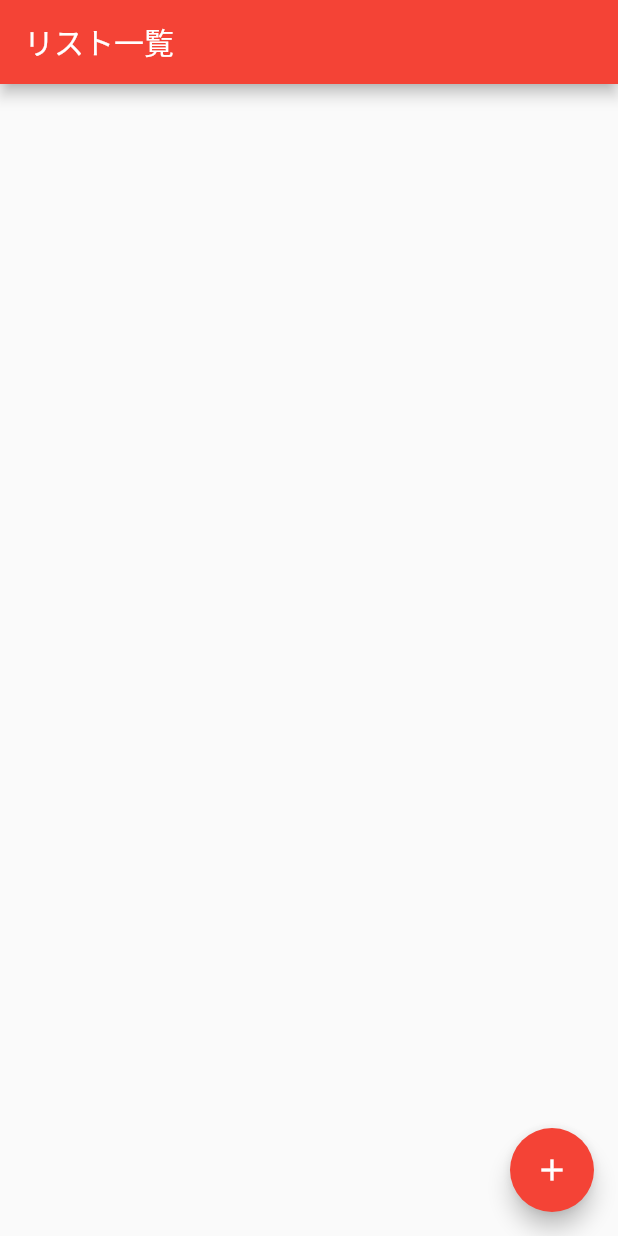
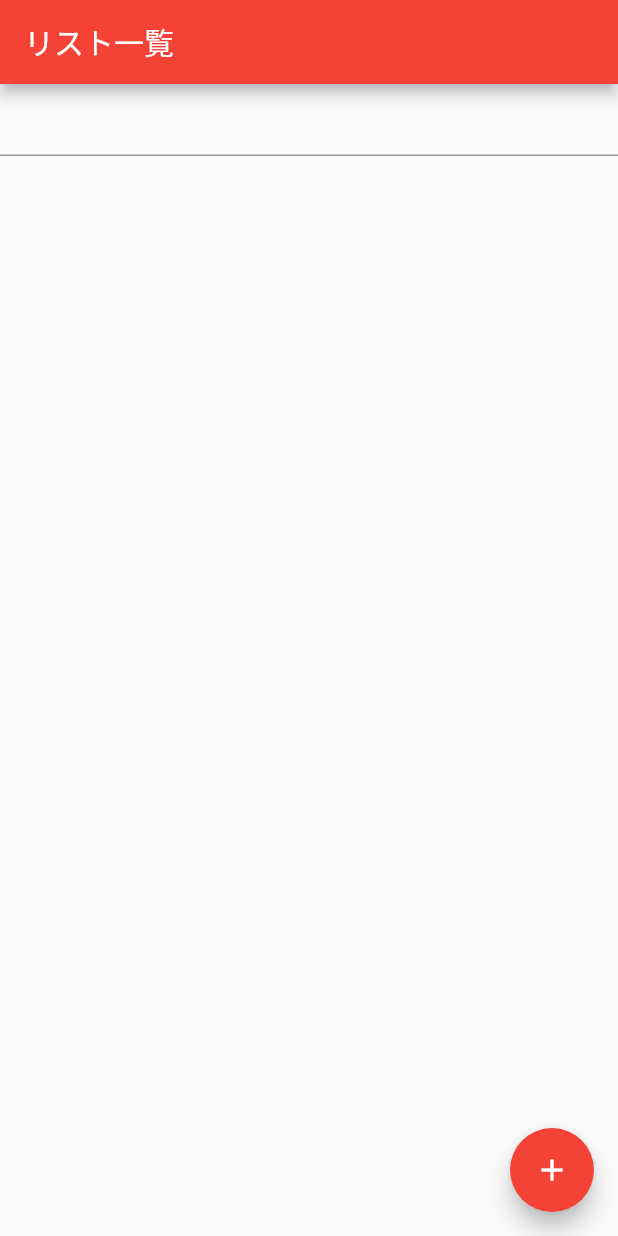
Before and after one commit to sakuma-js/flutter_sample, a Flutter app: the screen it shows after launch, on a phone screen of 412 x 824 dp. Run offline on Flutter 3.47's test engine with Material 2 defaults, Android fonts, the phone set to English and light mode, and no system bars; our stand-ins replace flutter_riverpod, freezed_annotation; generated files the repository leaves out were written again.

Commit message:
検索用ステート用意

```diff
--- a/lib/main.dart
+++ b/lib/main.dart
@@ -3,6 +3,8 @@ import 'package:flutter_riverpod/flutter_riverpod.dart';
 import './notifiers/todo_notifier.dart';
 import './../models/todo.dart';
 import 'package:uuid/uuid.dart';
+
+final searchTextProvider = StateProvider<String>((ref) => '');
 
 void main() {
   runApp(const ProviderScope(child: MyApp()));
@@ -46,6 +48,13 @@ class TopPage extends ConsumerWidget {
       ),
       body: ListView(
         children: [
+          TextField(
+            controller:
+                TextEditingController(text: ref.read(searchTextProvider)),
+            // 入力されたテキストの値を受け取る（valueが入力されたテキスト）
+            onChanged: (value) =>
+                {ref.watch(searchTextProvider.notifier).state = value},
+          ),
           for (final todo in todos)
             GestureDetector(
               behavior: HitTestBehavior.opaque,
```
